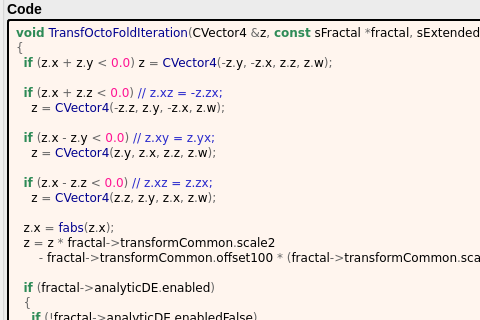
Old version of the form mandelbulber2/formula/ui/transf_octo_fold.ui in the repository buddhi1980/mandelbulber2; both pictures show x 0 to 480 and y 299 to 619 of the 808 by 783 pixel window.
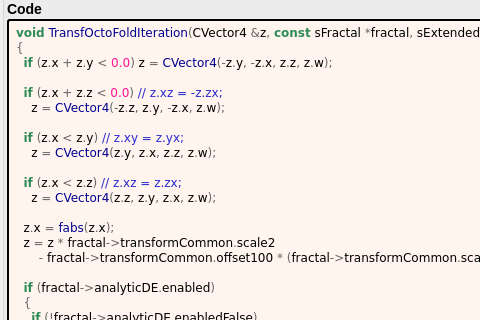
New version of the form. Custom widgets are drawn as their Qt base class.

Patch:
```diff
--- a/mandelbulber2/formula/ui/transf_octo_fold.ui
+++ b/mandelbulber2/formula/ui/transf_octo_fold.ui
@@ -380,10 +380,10 @@
   &lt;span style=&quot;color:#2e8b57; font-weight:bold&quot;&gt;if&lt;/span&gt; &lt;span style=&quot;color:#676767&quot;&gt;(&lt;/span&gt;z&lt;span style=&quot;color:#676767&quot;&gt;.&lt;/span&gt;x &lt;span style=&quot;color:#676767&quot;&gt;+&lt;/span&gt; z&lt;span style=&quot;color:#676767&quot;&gt;.&lt;/span&gt;z &lt;span style=&quot;color:#676767&quot;&gt;&amp;lt;&lt;/span&gt; &lt;span style=&quot;color:#ff1493&quot;&gt;0.0&lt;/span&gt;&lt;span style=&quot;color:#676767&quot;&gt;)&lt;/span&gt; &lt;span style=&quot;color:#2929cc&quot;&gt;// z.xz = -z.zx;&lt;/span&gt;
     z &lt;span style=&quot;color:#676767&quot;&gt;=&lt;/span&gt; &lt;span style=&quot;color:#00008f&quot;&gt;CVector4&lt;/span&gt;&lt;span style=&quot;color:#676767&quot;&gt;(-&lt;/span&gt;z&lt;span style=&quot;color:#676767&quot;&gt;.&lt;/span&gt;z&lt;span style=&quot;color:#676767&quot;&gt;,&lt;/span&gt; z&lt;span style=&quot;color:#676767&quot;&gt;.&lt;/span&gt;y&lt;span style=&quot;color:#676767&quot;&gt;, -&lt;/span&gt;z&lt;span style=&quot;color:#676767&quot;&gt;.&lt;/span&gt;x&lt;span style=&quot;color:#676767&quot;&gt;,&lt;/span&gt; z&lt;span style=&quot;color:#676767&quot;&gt;.&lt;/span&gt;w&lt;span style=&quot;color:#676767&quot;&gt;);&lt;/span&gt;
 
-  &lt;span style=&quot;color:#2e8b57; font-weight:bold&quot;&gt;if&lt;/span&gt; &lt;span style=&quot;color:#676767&quot;&gt;(&lt;/span&gt;z&lt;span style=&quot;color:#676767&quot;&gt;.&lt;/span&gt;x &lt;span style=&quot;color:#676767&quot;&gt;-&lt;/span&gt; z&lt;span style=&quot;color:#676767&quot;&gt;.&lt;/span&gt;y &lt;span style=&quot;color:#676767&quot;&gt;&amp;lt;&lt;/span&gt; &lt;span style=&quot;color:#ff1493&quot;&gt;0.0&lt;/span&gt;&lt;span style=&quot;color:#676767&quot;&gt;)&lt;/span&gt; &lt;span style=&quot;color:#2929cc&quot;&gt;// z.xy = z.yx;&lt;/span&gt;
+  &lt;span style=&quot;color:#2e8b57; font-weight:bold&quot;&gt;if&lt;/span&gt; &lt;span style=&quot;color:#676767&quot;&gt;(&lt;/span&gt;z&lt;span style=&quot;color:#676767&quot;&gt;.&lt;/span&gt;x &lt;span style=&quot;color:#676767&quot;&gt;&amp;lt;&lt;/span&gt; z&lt;span style=&quot;color:#676767&quot;&gt;.&lt;/span&gt;y&lt;span style=&quot;color:#676767&quot;&gt;)&lt;/span&gt; &lt;span style=&quot;color:#2929cc&quot;&gt;// z.xy = z.yx;&lt;/span&gt;
     z &lt;span style=&quot;color:#676767&quot;&gt;=&lt;/span&gt; &lt;span style=&quot;color:#00008f&quot;&gt;CVector4&lt;/span&gt;&lt;span style=&quot;color:#676767&quot;&gt;(&lt;/span&gt;z&lt;span style=&quot;color:#676767&quot;&gt;.&lt;/span&gt;y&lt;span style=&quot;color:#676767&quot;&gt;,&lt;/span&gt; z&lt;span style=&quot;color:#676767&quot;&gt;.&lt;/span&gt;x&lt;span style=&quot;color:#676767&quot;&gt;,&lt;/span&gt; z&lt;span style=&quot;color:#676767&quot;&gt;.&lt;/span&gt;z&lt;span style=&quot;color:#676767&quot;&gt;,&lt;/span&gt; z&lt;span style=&quot;color:#676767&quot;&gt;.&lt;/span&gt;w&lt;span style=&quot;color:#676767&quot;&gt;);&lt;/span&gt;
 
-  &lt;span style=&quot;color:#2e8b57; font-weight:bold&quot;&gt;if&lt;/span&gt; &lt;span style=&quot;color:#676767&quot;&gt;(&lt;/span&gt;z&lt;span style=&quot;color:#676767&quot;&gt;.&lt;/span&gt;x &lt;span style=&quot;color:#676767&quot;&gt;-&lt;/span&gt; z&lt;span style=&quot;color:#676767&quot;&gt;.&lt;/span&gt;z &lt;span style=&quot;color:#676767&quot;&gt;&amp;lt;&lt;/span&gt; &lt;span style=&quot;color:#ff1493&quot;&gt;0.0&lt;/span&gt;&lt;span style=&quot;color:#676767&quot;&gt;)&lt;/span&gt; &lt;span style=&quot;color:#2929cc&quot;&gt;// z.xz = z.zx;&lt;/span&gt;
+  &lt;span style=&quot;color:#2e8b57; font-weight:bold&quot;&gt;if&lt;/span&gt; &lt;span style=&quot;color:#676767&quot;&gt;(&lt;/span&gt;z&lt;span style=&quot;color:#676767&quot;&gt;.&lt;/span&gt;x &lt;span style=&quot;color:#676767&quot;&gt;&amp;lt;&lt;/span&gt; z&lt;span style=&quot;color:#676767&quot;&gt;.&lt;/span&gt;z&lt;span style=&quot;color:#676767&quot;&gt;)&lt;/span&gt; &lt;span style=&quot;color:#2929cc&quot;&gt;// z.xz = z.zx;&lt;/span&gt;
     z &lt;span style=&quot;color:#676767&quot;&gt;=&lt;/span&gt; &lt;span style=&quot;color:#00008f&quot;&gt;CVector4&lt;/span&gt;&lt;span style=&quot;color:#676767&quot;&gt;(&lt;/span&gt;z&lt;span style=&quot;color:#676767&quot;&gt;.&lt;/span&gt;z&lt;span style=&quot;color:#676767&quot;&gt;,&lt;/span&gt; z&lt;span style=&quot;color:#676767&quot;&gt;.&lt;/span&gt;y&lt;span style=&quot;color:#676767&quot;&gt;,&lt;/span&gt; z&lt;span style=&quot;color:#676767&quot;&gt;.&lt;/span&gt;x&lt;span style=&quot;color:#676767&quot;&gt;,&lt;/span&gt; z&lt;span style=&quot;color:#676767&quot;&gt;.&lt;/span&gt;w&lt;span style=&quot;color:#676767&quot;&gt;);&lt;/span&gt;
 
   z&lt;span style=&quot;color:#676767&quot;&gt;.&lt;/span&gt;x &lt;span style=&quot;color:#676767&quot;&gt;=&lt;/span&gt; &lt;span style=&quot;color:#00008f&quot;&gt;fabs&lt;/span&gt;&lt;span style=&quot;color:#676767&quot;&gt;(&lt;/span&gt;z&lt;span style=&quot;color:#676767&quot;&gt;.&lt;/span&gt;x&lt;span style=&quot;color:#676767&quot;&gt;);&lt;/span&gt;
```
